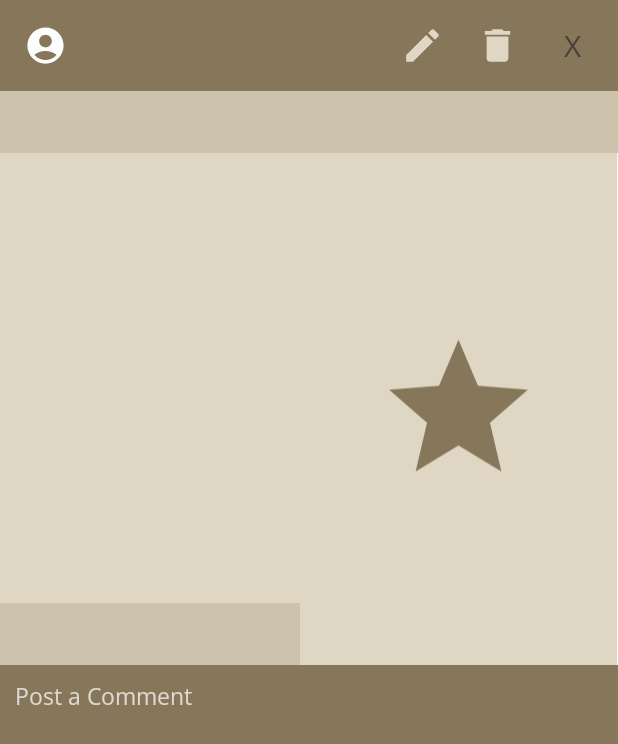
After one commit to Bourkupine/cs4084-project, an Android app: the fragment ViewPostFragment shown on its own in the app's theme, on a phone screen of 412 x 824 dp. The commit adds this screen. Shown: the top 744 px of the screen. Run offline under Robolectric (Android 15) with nearby library versions, the phone set to English and light mode, and no system bars; our stand-ins replace Firebase (no records; nobody signed in at launch, a user with empty details on screens opened directly).

Commit message:
[BAYAN] Created base view post fragment

```diff
--- /dev/null
+++ b/app/src/main/java/com/example/cs4084_project/ViewPostFragment.java
@@ -0,0 +1,38 @@
+package com.example.cs4084_project;
+
+import android.content.Intent;
+import android.os.Bundle;
+
+import androidx.fragment.app.Fragment;
+
+import android.view.LayoutInflater;
+import android.view.View;
+import android.view.ViewGroup;
+
+import com.google.firebase.auth.FirebaseAuth;
+import com.google.firebase.auth.FirebaseUser;
+
+public class ViewPostFragment extends Fragment {
+
+    FirebaseAuth auth;
+    FirebaseUser user;
+
+    public ViewPostFragment() {
+    }
+
+    @Override
+    public View onCreateView(LayoutInflater inflater, ViewGroup container,
+                             Bundle savedInstanceState) {
+        View rootView =  inflater.inflate(R.layout.fragment_view_post, container, false);
+        auth = FirebaseAuth.getInstance();
+        user = auth.getCurrentUser();
+
+        if (user == null) {
+            Intent intent = new Intent(requireActivity().getApplicationContext(), Login.class);
+            startActivity(intent);
+            requireActivity().finish();
+        }
+
+        return rootView;
+    }
+}
--- /dev/null
+++ b/app/src/main/res/layout/fragment_view_post.xml
@@ -0,0 +1,157 @@
+<?xml version="1.0" encoding="utf-8"?>
+<LinearLayout xmlns:android="http://schemas.android.com/apk/res/android"
+    xmlns:app="http://schemas.android.com/apk/res-auto"
+    xmlns:tools="http://schemas.android.com/tools"
+    android:layout_width="match_parent"
+    android:layout_height="match_parent"
+    android:background="@color/background"
+    android:orientation="vertical"
+    tools:context=".ViewPostFragment">
+
+    <LinearLayout
+        android:layout_width="match_parent"
+        android:layout_height="wrap_content"
+        android:background="@color/primary"
+        android:gravity="center_vertical"
+        android:orientation="horizontal"
+        android:padding="5dp">
+
+        <com.google.android.material.imageview.ShapeableImageView
+            android:id="@+id/poster_profile_picture"
+            android:layout_width="50dp"
+            android:layout_height="50dp"
+            android:contentDescription="@string/profile_picture"
+            android:scaleType="fitCenter"
+            android:src="@drawable/ic_account_foreground"
+            app:shapeAppearance="@style/circleImageView" />
+
+        <TextView
+            android:id="@+id/poster_username"
+            android:layout_width="wrap_content"
+            android:layout_height="wrap_content"
+            android:fontFamily="@font/open_sans"
+            android:paddingStart="10dp"
+            android:textColor="@color/white"
+            android:textSize="20sp" />
+
+        <LinearLayout
+            android:layout_width="match_parent"
+            android:layout_height="match_parent"
+            android:gravity="end"
+            android:orientation="horizontal">
+
+            <ImageView
+                android:id="@+id/edit_button"
+                android:layout_width="50dp"
+                android:layout_height="50dp"
+                android:layout_gravity="end"
+                android:contentDescription="@string/edit"
+                android:fontFamily="@font/open_sans"
+                android:src="@drawable/ic_edit_foreground" />
+
+            <ImageView
+                android:id="@+id/delete_button"
+                android:layout_width="50dp"
+                android:layout_height="50dp"
+                android:layout_gravity="end"
+                android:contentDescription="@string/delete"
+                android:fontFamily="@font/open_sans"
+                android:src="@drawable/ic_delete_foreground" />
+
+            <Button
+                android:id="@+id/back_button"
+                android:layout_width="50dp"
+                android:layout_height="50dp"
+                android:layout_gravity="end"
+                android:fontFamily="@font/open_sans"
+                android:padding="0dp"
+                android:text="@string/x"
+                android:textColor="@color/black_semi_transparent"
+                android:textSize="20sp" />
+
+        </LinearLayout>
+    </LinearLayout>
+
+    <GridLayout
+        android:layout_width="match_parent"
+        android:layout_height="wrap_content"
+        android:columnCount="2"
+        android:rowCount="3">
+
+        <TextView
+            android:id="@+id/post_title"
+            android:layout_width="match_parent"
+            android:layout_height="wrap_content"
+            android:layout_row="0"
+            android:layout_column="0"
+            android:layout_columnSpan="2"
+            android:background="@color/accent2"
+            android:fontFamily="@font/open_sans"
+            android:padding="10dp"
+            android:textColor="@color/black"
+            android:textSize="15sp"
+            android:textStyle="bold" />
+
+        <TextView
+            android:id="@+id/post_description"
+            android:layout_width="200dp"
+            android:layout_height="300dp"
+            android:layout_row="1"
+            android:layout_column="0"
+            android:background="@color/accent"
+            android:fontFamily="@font/open_sans"
+            android:gravity="start"
+            android:padding="10dp"
+            android:textColor="@color/black"
+            android:textSize="15sp" />
+
+        <TextView
+            android:id="@+id/post_cafe"
+            android:layout_width="200dp"
+            android:layout_height="wrap_content"
+            android:layout_row="2"
+            android:layout_column="0"
+            android:background="@color/accent2"
+            android:fontFamily="@font/open_sans"
+            android:gravity="start"
+            android:padding="10dp"
+            android:textColor="@color/black"
+            android:textSize="15sp"
+            android:textStyle="bold" />
+
+        <ImageView
+            android:id="@+id/post_image"
+            android:layout_width="211dp"
+            android:layout_row="1"
+            android:layout_rowSpan="2"
+            android:layout_rowWeight="2"
+            android:layout_column="1"
+            android:background="@color/accent"
+            android:contentDescription="@string/image"
+            android:padding="10dp"
+            android:src="@drawable/ic_star_foreground" />
+    </GridLayout>
+
+    <com.google.android.material.textfield.TextInputEditText
+        android:id="@+id/post_comment"
+        android:layout_width="match_parent"
+        android:layout_height="wrap_content"
+        android:background="@color/primary"
+        android:fontFamily="@font/open_sans"
+        android:hint="@string/post_a_comment"
+        android:inputType="text"
+        android:maxLength="32"
+        android:padding="10dp"
+        android:textColor="@color/white"
+        android:textColorHint="@color/white_semi_transparent"
+        android:textSize="15sp" />
+
+    <ListView
+        android:id="@+id/comments"
+        android:layout_width="match_parent"
+        android:layout_height="match_parent"
+        android:background="@color/primary"
+        android:divider="@null" />
+
+
+</LinearLayout>
--- a/app/src/main/res/values/colors.xml
+++ b/app/src/main/res/values/colors.xml
@@ -3,6 +3,7 @@
     <color name="black">#FF303030</color>
     <color name="black_semi_transparent">#BB303030</color>
     <color name="white">#FFFDFDFD</color>
+    <color name="white_semi_transparent">#BBFDFDFD</color>
     <color name="grey">#FF6A6A6A</color>
     <color name="primary">#86775A</color>
     <color name="accent">#DFD6C4</color>
--- a/app/src/main/res/values/strings.xml
+++ b/app/src/main/res/values/strings.xml
@@ -29,4 +29,7 @@
     <string name="enter_cafe_location">Enter Cafe Location</string>
     <string name="confirm">Confirm</string>
     <string name="cancel">Cancel</string>
+    <string name="post_a_comment">Post a Comment</string>
+    <string name="edit">edit</string>
+    <string name="delete">delete</string>
 </resources>
```
